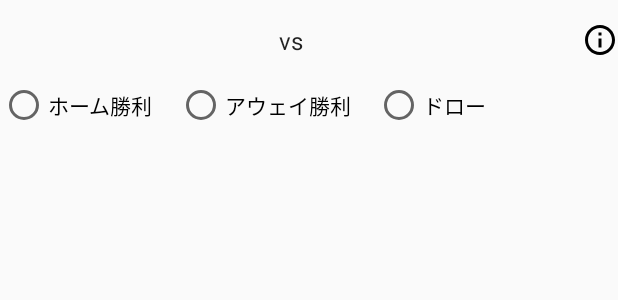
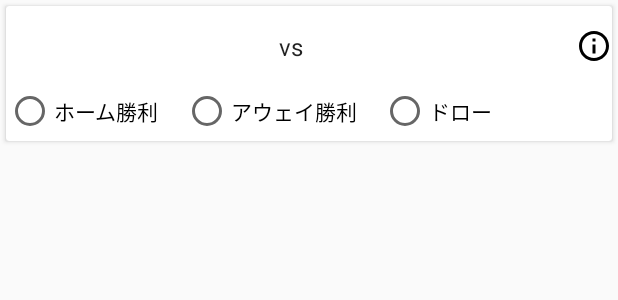
Before and after one commit to phicdy/toto-anticipation, an Android app: the layout game_list_content.xml on its own in the app's theme, with its tools: preview values and no code run, on a phone screen of 412 x 824 dp. Shown: the top 300 px of the screen. Run offline under Robolectric (Android 15) with nearby library versions, the phone set to English and light mode, and no system bars.

Commit message:
UI: Set CardView

```diff
--- a/android/app/build.gradle
+++ b/android/app/build.gradle
@@ -73,6 +73,7 @@ dependencies {
     implementation 'com.android.support:support-vector-drawable:25.3.1'
     implementation 'com.android.support:support-v4:25.3.1'
     implementation 'com.android.support:recyclerview-v7:25.3.1'
+    implementation 'com.android.support:cardview-v7:25.3.1'
     implementation 'com.squareup.retrofit2:retrofit:2.2.0'
     implementation 'org.jsoup:jsoup:1.10.2'
     implementation 'com.github.castorflex.smoothprogressbar:library:1.1.0'
--- a/android/app/src/main/res/layout/game_list_content.xml
+++ b/android/app/src/main/res/layout/game_list_content.xml
@@ -3,11 +3,23 @@
     xmlns:app="http://schemas.android.com/apk/res-auto"
     android:layout_width="match_parent"
     android:layout_height="wrap_content"
+    android:orientation="vertical">
+
+    <android.support.v7.widget.CardView
+        xmlns:card_view="http://schemas.android.com/tools"
+        android:layout_width="match_parent"
+        android:layout_height="wrap_content"
+        android:layout_margin="4dp"
+        android:layout_gravity="center"
+        card_view:paddingBottom="8dp"
+        card_view:cardCornerRadius="4dp">
+
+        <LinearLayout
+            android:layout_width="match_parent"
+            android:layout_height="wrap_content"
             android:layout_marginBottom="4dp"
             android:orientation="vertical"
             android:baselineAligned="false">
-
-
             <LinearLayout
                 android:layout_width="match_parent"
                 android:layout_height="wrap_content"
@@ -71,5 +83,6 @@
                     android:layout_marginStart="16dp"
                     android:text="@string/draw"/>
             </RadioGroup>
-
         </LinearLayout>
+        </android.support.v7.widget.CardView>
+    </LinearLayout>
```
Lines whose indentation alone changed are shown as unchanged.
